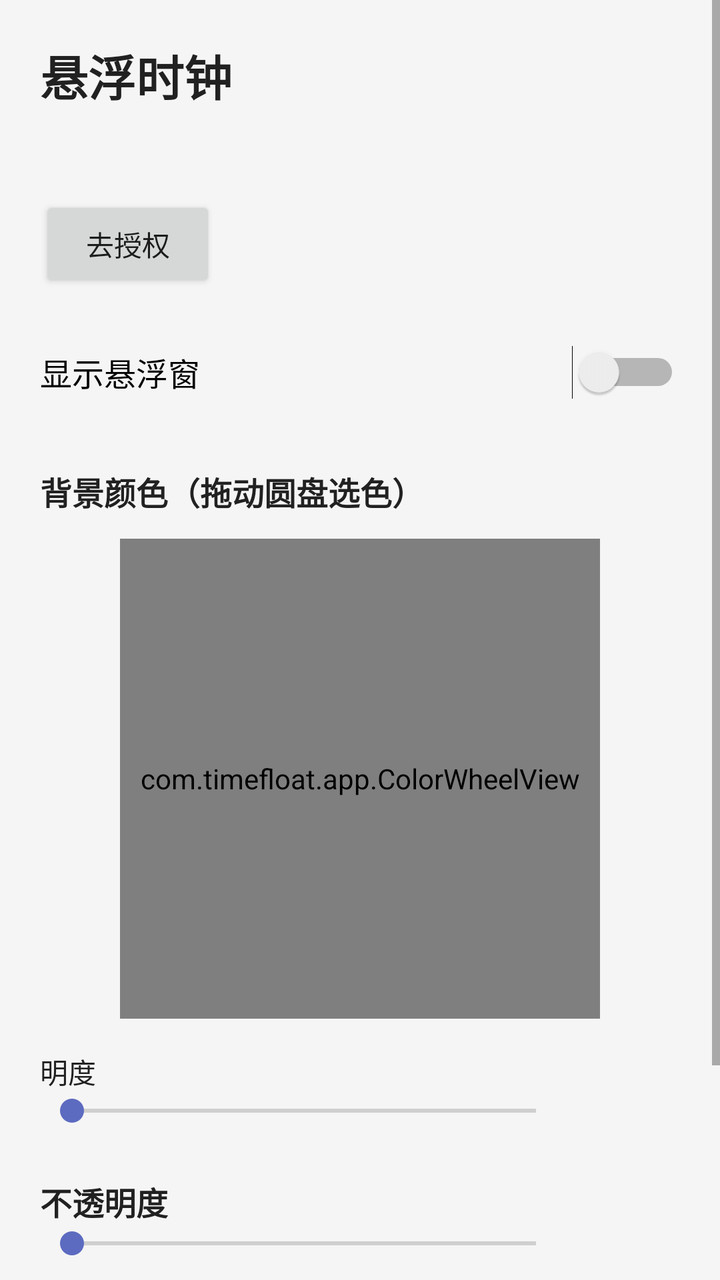
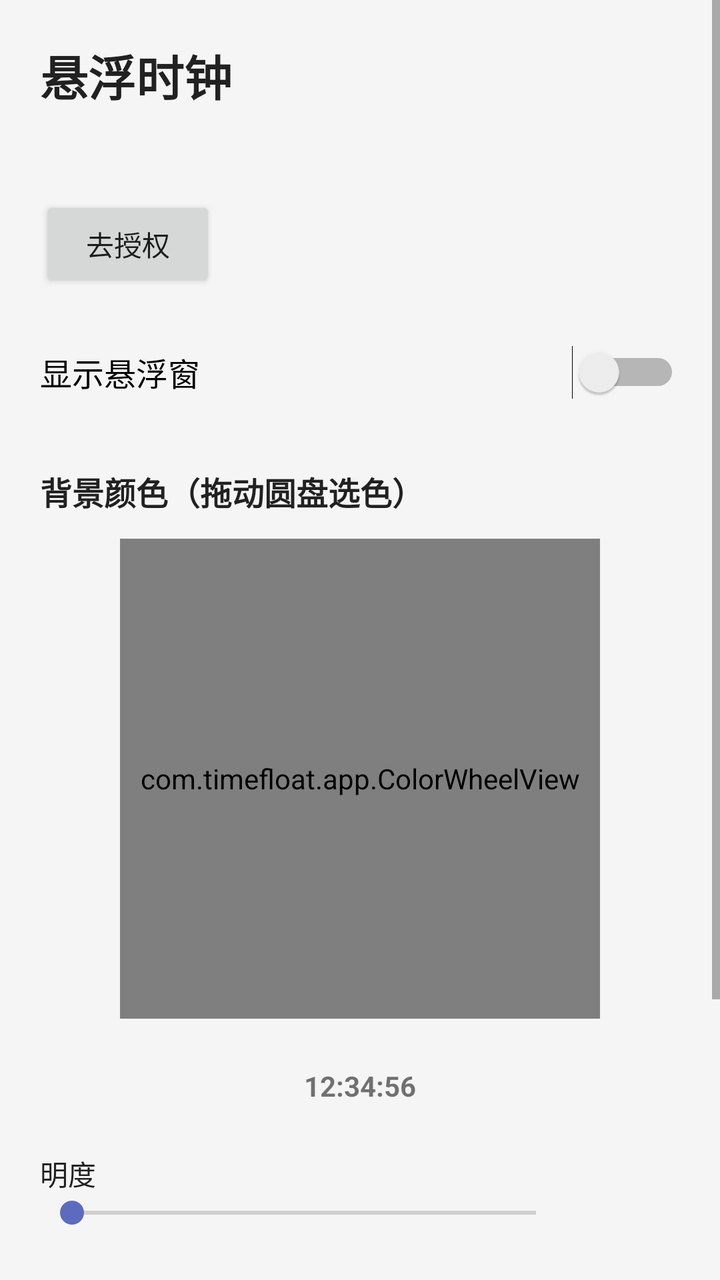

Screens rendered from an Android XML layout before and after an edit, with the pre-edit source and the edit as a unified diff.
<!-- AndroidManifest.xml: application theme Theme.TimeFloat -->
<!-- res/layout/activity_main.xml -->
<?xml version="1.0" encoding="utf-8"?>
<ScrollView xmlns:android="http://schemas.android.com/apk/res/android"
    android:layout_width="match_parent"
    android:layout_height="match_parent"
    android:fillViewport="true">

    <LinearLayout
        android:layout_width="match_parent"
        android:layout_height="wrap_content"
        android:orientation="vertical"
        android:padding="20dp">

        <TextView
            android:layout_width="wrap_content"
            android:layout_height="wrap_content"
            android:text="@string/app_name"
            android:textColor="@color/text_main"
            android:textSize="24sp"
            android:textStyle="bold" />

        <TextView
            android:id="@+id/tvPermStatus"
            android:layout_width="wrap_content"
            android:layout_height="wrap_content"
            android:layout_marginTop="16dp"
            android:textColor="@color/text_hint"
            android:textSize="14sp" />

        <Button
            android:id="@+id/btnGrant"
            android:layout_width="wrap_content"
            android:layout_height="wrap_content"
            android:layout_marginTop="8dp"
            android:text="@string/btn_grant" />

        <Switch
            android:id="@+id/switchShow"
            android:layout_width="match_parent"
            android:layout_height="wrap_content"
            android:layout_marginTop="16dp"
            android:minHeight="48dp"
            android:text="@string/switch_show"
            android:textSize="16sp" />

        <TextView
            android:layout_width="wrap_content"
            android:layout_height="wrap_content"
            android:layout_marginTop="24dp"
            android:text="@string/section_color"
            android:textColor="@color/text_main"
            android:textSize="16sp"
            android:textStyle="bold" />

        <com.timefloat.app.ColorWheelView
            android:id="@+id/colorWheel"
            android:layout_width="240dp"
            android:layout_height="240dp"
            android:layout_gravity="center_horizontal"
            android:layout_marginTop="12dp" />

        <TextView
            android:layout_width="wrap_content"
            android:layout_height="wrap_content"
            android:layout_marginTop="16dp"
            android:text="@string/section_bright"
            android:textColor="@color/text_main"
            android:textSize="14sp" />

        <LinearLayout
            android:layout_width="match_parent"
            android:layout_height="wrap_content"
            android:orientation="horizontal"
            android:gravity="center_vertical">

            <SeekBar
                android:id="@+id/sbBright"
                android:layout_width="0dp"
                android:layout_height="wrap_content"
                android:layout_weight="1"
                android:max="100"
                android:min="0" />

            <TextView
                android:id="@+id/tvBrightValue"
                android:layout_width="wrap_content"
                android:layout_height="wrap_content"
                android:layout_marginStart="8dp"
                android:minWidth="48dp"
                android:textColor="@color/text_hint"
                android:textSize="14sp" />
        </LinearLayout>

        <TextView
            android:layout_width="wrap_content"
            android:layout_height="wrap_content"
            android:layout_marginTop="24dp"
            android:text="@string/section_alpha"
            android:textColor="@color/text_main"
            android:textSize="16sp"
            android:textStyle="bold" />

        <LinearLayout
            android:layout_width="match_parent"
            android:layout_height="wrap_content"
            android:orientation="horizontal"
            android:gravity="center_vertical">

            <SeekBar
                android:id="@+id/sbAlpha"
                android:layout_width="0dp"
                android:layout_height="wrap_content"
                android:layout_weight="1"
                android:max="80"
                android:min="0" />

            <TextView
                android:id="@+id/tvAlphaValue"
                android:layout_width="wrap_content"
                android:layout_height="wrap_content"
                android:layout_marginStart="8dp"
                android:minWidth="48dp"
                android:textColor="@color/text_hint"
                android:textSize="14sp" />
        </LinearLayout>

        <TextView
            android:layout_width="wrap_content"
            android:layout_height="wrap_content"
            android:layout_marginTop="24dp"
            android:text="@string/section_font"
            android:textColor="@color/text_main"
            android:textSize="16sp"
            android:textStyle="bold" />

        <LinearLayout
            android:layout_width="match_parent"
            android:layout_height="wrap_content"
            android:orientation="horizontal"
            android:gravity="center_vertical">

            <SeekBar
                android:id="@+id/sbFont"
                android:layout_width="0dp"
                android:layout_height="wrap_content"
                android:layout_weight="1"
                android:max="36"
                android:min="0" />

            <TextView
                android:id="@+id/tvFontValue"
                android:layout_width="wrap_content"
                android:layout_height="wrap_content"
                android:layout_marginStart="8dp"
                android:minWidth="48dp"
                android:textColor="@color/text_hint"
                android:textSize="14sp" />
        </LinearLayout>

        <TextView
            android:layout_width="match_parent"
            android:layout_height="wrap_content"
            android:layout_marginTop="32dp"
            android:text="@string/hint_usage"
            android:textColor="@color/text_hint"
            android:textSize="13sp" />
    </LinearLayout>
</ScrollView>
<!-- resources referenced by this layout -->
<resources>
  <color name="text_hint">#757575</color>
  <color name="text_main">#212121</color>
  <string name="app_name">悬浮时钟</string>
  <string name="btn_grant">去授权</string>
  <string name="hint_usage">提示：按住悬浮窗可拖动，单击悬浮窗回到此页</string>
  <string name="section_alpha">不透明度</string>
  <string name="section_bright">明度</string>
  <string name="section_color">背景颜色（拖动圆盘选色）</string>
  <string name="section_font">时间字号</string>
  <string name="switch_show">显示悬浮窗</string>
  <style name="Theme.TimeFloat" parent="android:Theme.Material.Light.NoActionBar">
          <item name="android:colorPrimary">@color/primary</item>
          <item name="android:colorPrimaryDark">@color/primary_dark</item>
          <item name="android:colorAccent">@color/accent</item>
          <item name="android:statusBarColor">@color/primary_dark</item>
          <item name="android:windowBackground">@color/window_bg</item>
      </style>
  <color name="primary">#3F51B5</color>
  <color name="primary_dark">#303F9F</color>
  <color name="accent">#5C6BC0</color>
  <color name="window_bg">#F5F5F5</color>
</resources>

<!-- the commit's change to res/layout/activity_main.xml (unified diff, before → after) -->
@@ -57,6 +57,21 @@
             android:layout_height="240dp"
             android:layout_gravity="center_horizontal"
             android:layout_marginTop="12dp" />
+
+        
+        <TextView
+            android:id="@+id/tvPreview"
+            android:layout_width="wrap_content"
+            android:layout_height="wrap_content"
+            android:layout_gravity="center_horizontal"
+            android:layout_marginTop="16dp"
+            android:paddingLeft="20dp"
+            android:paddingRight="20dp"
+            android:paddingTop="8dp"
+            android:paddingBottom="8dp"
+            android:text="12:34:56"
+            android:textStyle="bold"
+            android:fontFeatureSettings="tnum" />
 
         <TextView
             android:layout_width="wrap_content"
